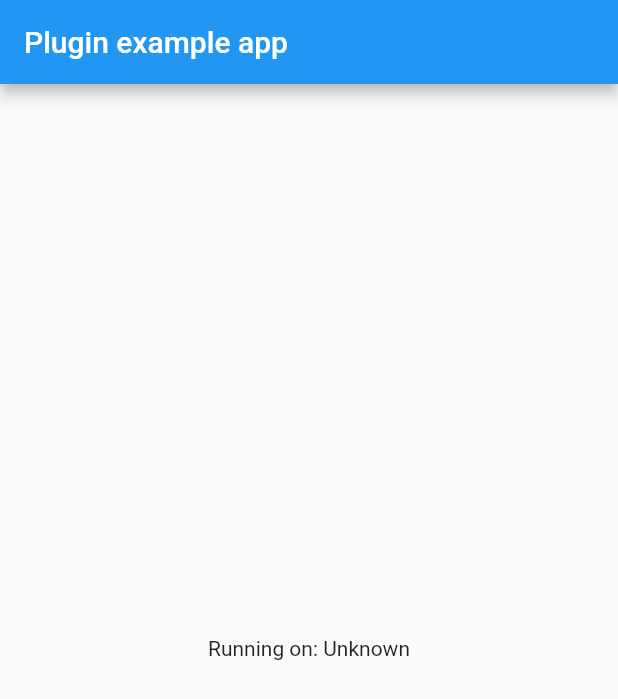
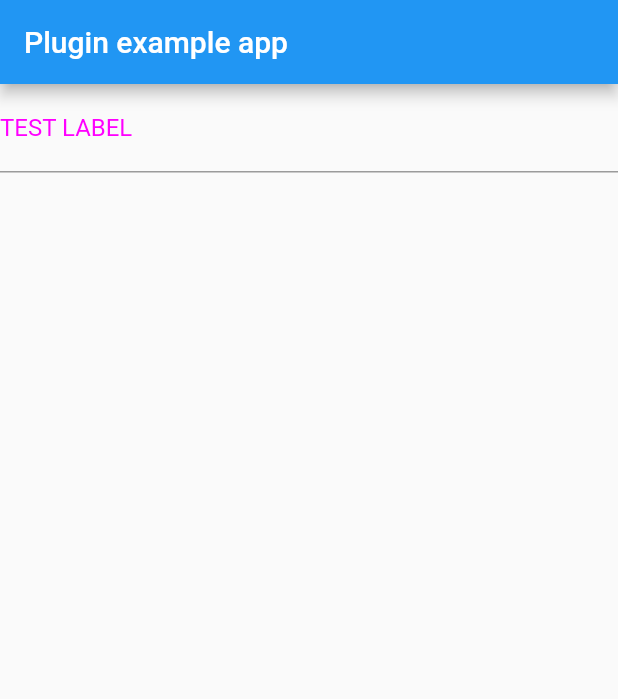
Before and after one commit to version-two/flutter_jsonform, a Flutter app: the screen it shows after launch, on a phone screen of 412 x 824 dp. Shown: the top 699 px of the screen. Run offline on Flutter 3.47's test engine with Material 2 defaults, Android fonts, the phone set to English and light mode, and no system bars.

Commit message:
text element added

```diff
--- /dev/null
+++ b/example/assets/form.json
@@ -0,0 +1,11 @@
+[
+    {
+      "type": "TextFieldElementType.text",
+      "decoration": {
+        "label": "TEST LABEL",
+        "label_style": {
+          "color": "0xFFFF00FF"
+        }
+      }
+    }
+]
--- a/example/lib/main.dart
+++ b/example/lib/main.dart
@@ -1,6 +1,4 @@
 import 'package:flutter/material.dart';
-import 'dart:async';
-
 import 'package:flutter/services.dart';
 import 'package:flutter_jsonform/flutter_jsonform.dart';
 
@@ -12,32 +10,13 @@ class MyApp extends StatefulWidget {
 }
 
 class _MyAppState extends State<MyApp> {
-  String _platformVersion = 'Unknown';
+  FlutterJsonForm form;
+  bool _loading = true;
 
   @override
   void initState() {
     super.initState();
-    initPlatformState();
-  }
-
-  // Platform messages are asynchronous, so we initialize in an async method.
-  Future<void> initPlatformState() async {
-    String platformVersion;
-    // Platform messages may fail, so we use a try/catch PlatformException.
-    try {
-      platformVersion = await FlutterJsonform.platformVersion;
-    } on PlatformException {
-      platformVersion = 'Failed to get platform version.';
-    }
-
-    // If the widget was removed from the tree while the asynchronous platform
-    // message was in flight, we want to discard the reply rather than calling
-    // setState to update our non-existent appearance.
-    if (!mounted) return;
-
-    setState(() {
-      _platformVersion = platformVersion;
-    });
+    _formInit();
   }
 
   @override
@@ -47,10 +26,26 @@ class _MyAppState extends State<MyApp> {
         appBar: AppBar(
           title: const Text('Plugin example app'),
         ),
-        body: Center(
-          child: Text('Running on: $_platformVersion\n'),
-        ),
+        body: _loading
+            ? Center(child: CircularProgressIndicator())
+            : Container(
+                child: Center(
+                  child: form.render(),
+                ),
+              ),
       ),
     );
   }
+
+  Future<String> loadJson() async {
+    return await rootBundle.loadString('assets/form.json');
+  }
+
+  _formInit() async {
+    String definition = await loadJson();
+    setState(() {
+      _loading = false;
+      form = new FlutterJsonForm.fromString(definition);
+    });
+  }
 }
--- a/example/pubspec.yaml
+++ b/example/pubspec.yaml
@@ -3,7 +3,7 @@ description: Demonstrates how to use the flutter_jsonform plugin.
 publish_to: 'none'
 
 environment:
-  sdk: ">=2.1.0 <3.0.0"
+  sdk: ">=2.6.0 <3.0.0"
 
 dependencies:
   flutter:
@@ -11,7 +11,7 @@ dependencies:
 
   # The following adds the Cupertino Icons font to your application.
   # Use with the CupertinoIcons class for iOS style icons.
-  cupertino_icons: ^0.1.2
+  cupertino_icons: ^0.1.3
 
 dev_dependencies:
   flutter_test:
@@ -25,6 +25,8 @@ dev_dependencies:
 
 # The following section is specific to Flutter.
 flutter:
+  assets:
+    - assets/form.json
 
   # The following line ensures that the Material Icons font is
   # included with your application, so that you can use the icons in
--- a/lib/flutter_jsonform.dart
+++ b/lib/flutter_jsonform.dart
@@ -1,13 +1,35 @@
-import 'dart:async';
+library flutter_jsonform;
 
-import 'package:flutter/services.dart';
+import 'dart:convert';
 
-class FlutterJsonform {
-  static const MethodChannel _channel =
-      const MethodChannel('flutter_jsonform');
+import 'package:flutter/material.dart';
+import 'package:flutter_jsonform/src/elements/textfield_element.dart';
 
-  static Future<String> get platformVersion async {
-    final String version = await _channel.invokeMethod('getPlatformVersion');
-    return version;
+class FlutterJsonForm {
+  final List<dynamic> jsonDefinition;
+
+  List<Widget> elements = new List<Widget>();
+
+  FlutterJsonForm(this.jsonDefinition);
+
+  FlutterJsonForm.fromString(String jsonDefinitionString)
+      : jsonDefinition = json.decode(jsonDefinitionString);
+
+  Widget render() {
+    var formElements = _prepare();
+    return Container(
+      child: Column(
+        children: formElements,
+      ),
+    );
+  }
+
+  List<Widget> _prepare() {
+    elements = new List<Widget>();
+    jsonDefinition.forEach((value) {
+      elements.add(TextFieldElement.fromJson(value).render());
+    });
+    return elements;
+    //formWidgetTree = new FormWidgetTree();
   }
 }
--- /dev/null
+++ b/lib/src/elements/attributes/input_decoration_attribute.dart
@@ -0,0 +1,22 @@
+import 'package:flutter/material.dart';
+import 'package:flutter_jsonform/src/elements/attributes/text_style_attribute.dart';
+
+extension FromJson on InputDecoration {
+  InputDecoration fromJson(dynamic jsonDefinition) {
+    Map<String, dynamic> json = jsonDefinition;
+    var style = new InputDecoration();
+
+    if (json.containsKey('label')) {
+      style = style.copyWith(labelText: json['label'].toString());
+    }
+    if (json.containsKey('label_style')) {
+      style =
+          style.copyWith(labelStyle: TextStyle(inherit: true).fromJson(json['label_style']));
+    }
+    if (json.containsKey('content_padding')) {
+      style = style.copyWith(contentPadding: EdgeInsets.symmetric(horizontal: 10, vertical: 10));
+    }
+
+    return style;
+  }
+}
--- /dev/null
+++ b/lib/src/elements/form_element.dart
@@ -0,0 +1,5 @@
+abstract class FormElement {
+  setValue(dynamic newValue);
+
+  //fromJson(Map<String, dynamic> definition);
+}
--- /dev/null
+++ b/lib/src/elements/textfield_element.dart
@@ -0,0 +1,78 @@
+import 'package:flutter/material.dart';
+import 'package:flutter_jsonform/src/elements/attributes/input_decoration_attribute.dart';
+import 'package:flutter_jsonform/src/elements/attributes/text_style_attribute.dart';
+import 'package:flutter_jsonform/src/elements/form_element.dart';
+
+enum TextFieldElementKeyboardType {
+  dateTime,
+  emailAddress,
+  multiline,
+  number,
+  numberWithOptions,
+  phone,
+  text,
+  url,
+  visiblePassword
+}
+
+enum TextFieldElementType {
+  text,
+  textBox,
+  number,
+  password,
+  date,
+  time,
+  dateTime
+}
+
+class TextFieldElement extends FormElement {
+  final TextFieldElementType type;
+  final TextFieldElementKeyboardType keyboardType;
+  final TextStyle textStyle;
+  final InputDecoration inputDecoration;
+  final int maxLines;
+  final int maxLength;
+  final bool maxLengthEnforced;
+
+  TextFieldElement(
+      {this.type,
+      this.keyboardType,
+      this.textStyle,
+      this.inputDecoration,
+      this.maxLines,
+      this.maxLength,
+      this.maxLengthEnforced});
+
+  factory TextFieldElement.fromJson(Map<String, dynamic> jsonDefinition) {
+    return new TextFieldElement(
+        type: jsonDefinition.containsKey('type')
+            ? TextFieldElementType.values
+                .firstWhere((e) => e.toString() == jsonDefinition['type'])
+            : TextFieldElementType.text,
+        keyboardType: jsonDefinition.containsKey('keyboard_type')
+            ? TextFieldElementKeyboardType.values.firstWhere(
+                (e) => e.toString() == jsonDefinition['keyboard_type'])
+            : TextFieldElementKeyboardType.text,
+        textStyle: jsonDefinition.containsKey('text_style')
+            ? TextStyle().fromJson(jsonDefinition['text_style'])
+            : TextStyle(),
+        inputDecoration: jsonDefinition.containsKey('decoration')
+            ? InputDecoration().fromJson(jsonDefinition['decoration'])
+            : InputDecoration(),
+        maxLines: 1,
+        maxLength: 500,
+        maxLengthEnforced: false);
+  }
+
+  Widget render() {
+    return TextFormField(
+      style: this.textStyle,decoration: inputDecoration,
+    );
+  }
+
+  @override
+  setValue(newValue) {
+    // TODO: implement setValue
+    return null;
+  }
+}
```
Also changed, not shown: lib/src/elements/attributes/paint_attribute.dart (added, +11 -0 lines), lib/src/elements/attributes/text_style_attribute.dart (added, +45 -0 lines), lib/src/form.dart (added, +21 -0 lines), pubspec.yaml (+1 -8 lines), 8 other files.
